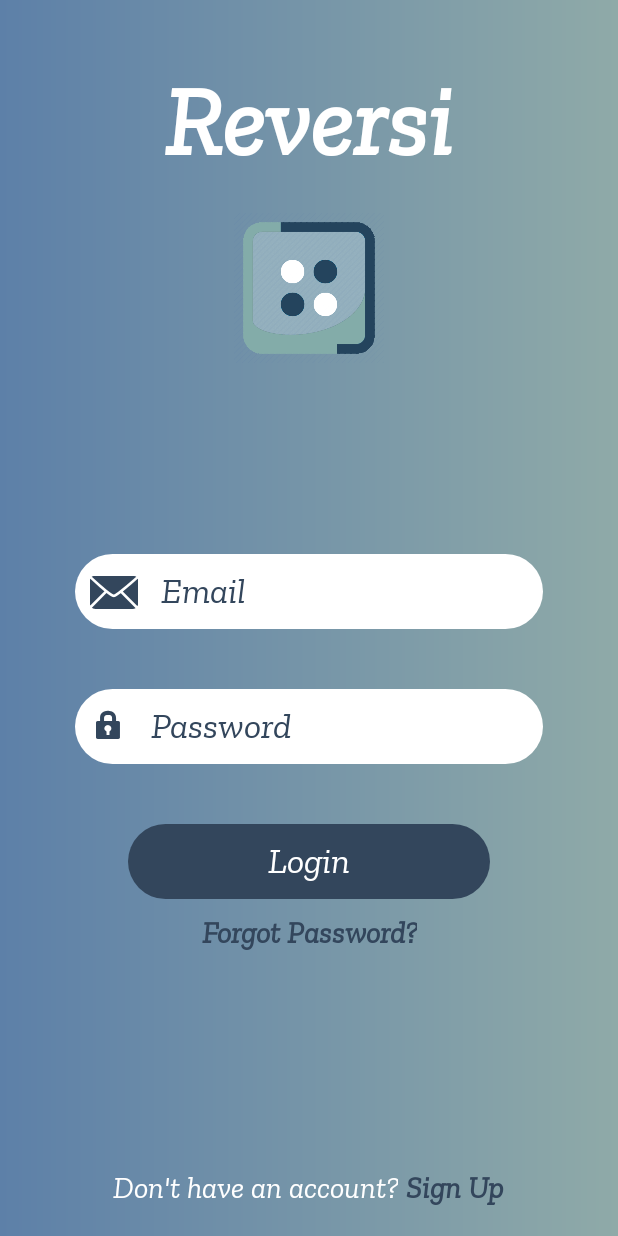
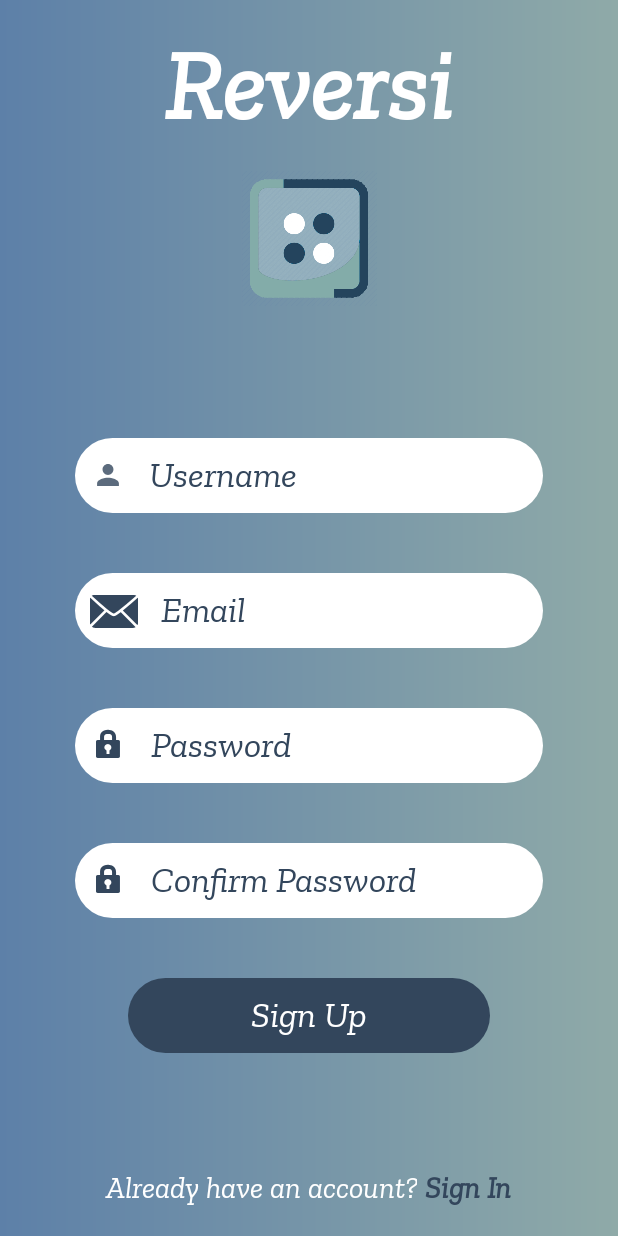
Before and after one commit to Diogo-Almeida3/Reversi, an Android app: the screen it shows after launch (LoginActivity before the commit, RegisterActivity after it), on a phone screen of 412 x 824 dp. Run offline under Robolectric (Android 15) with nearby library versions, the phone set to English and light mode, and no system bars.

Commit message:
Interface Register Portait v1.0

```diff
--- a/app/src/main/AndroidManifest.xml
+++ b/app/src/main/AndroidManifest.xml
@@ -10,7 +10,7 @@
         android:supportsRtl="true"
         android:theme="@style/Theme.ReversiAmovTP">
         <activity
-            android:name=".LoginActivity"
+            android:name=".RegisterActivity"
             android:exported="true">
             <intent-filter>
                 <action android:name="android.intent.action.MAIN" />
@@ -19,7 +19,7 @@
             </intent-filter>
         </activity>
         <activity
-            android:name=".activities.MenuActivity"
+            android:name=".LoginActivity"
             android:exported="true">
 <!--            <intent-filter>-->
 <!--                <action android:name="android.intent.action.MAIN" />-->
@@ -27,6 +27,17 @@
 <!--                <category android:name="android.intent.category.LAUNCHER" />-->
 <!--            </intent-filter>-->
         </activity>
+        <activity
+            android:name=".activities.MenuActivity"
+            android:exported="true">
+
+            <!-- <intent-filter> -->
+            <!-- <action android:name="android.intent.action.MAIN" /> -->
+
+
+            <!-- <category android:name="android.intent.category.LAUNCHER" /> -->
+            <!-- </intent-filter> -->
+        </activity>
     </application>
 
 </manifest>
--- /dev/null
+++ b/app/src/main/java/pt/isec/amov/reversi/RegisterActivity.kt
@@ -0,0 +1,11 @@
+package pt.isec.amov.reversi
+
+import androidx.appcompat.app.AppCompatActivity
+import android.os.Bundle
+
+class RegisterActivity : AppCompatActivity() {
+    override fun onCreate(savedInstanceState: Bundle?) {
+        super.onCreate(savedInstanceState)
+        setContentView(R.layout.activity_register)
+    }
+}
--- /dev/null
+++ b/app/src/main/res/drawable-anydpi/ic_person_reg.xml
@@ -0,0 +1,16 @@
+<vector xmlns:android="http://schemas.android.com/apk/res/android"
+    android:width="24dp"
+    android:height="24dp"
+    android:viewportWidth="24"
+    android:viewportHeight="24"
+    android:tint="#33465C"
+    android:alpha="0.8">
+  <group android:scaleX="0.90909094"
+      android:scaleY="0.90909094"
+      android:translateX="1.0909091"
+      android:translateY="1.0909091">
+    <path
+        android:fillColor="@android:color/white"
+        android:pathData="M12,12c2.21,0 4,-1.79 4,-4s-1.79,-4 -4,-4 -4,1.79 -4,4 1.79,4 4,4zM12,14c-2.67,0 -8,1.34 -8,4v2h16v-2c0,-2.66 -5.33,-4 -8,-4z"/>
+  </group>
+</vector>
--- a/app/src/main/res/layout-land/activity_login.xml
+++ b/app/src/main/res/layout-land/activity_login.xml
@@ -63,7 +63,7 @@
                 android:inputType="textPassword" />
 
             <Button
-                android:id="@+id/btnModo1"
+                android:id="@+id/btnLogin"
                 style="@style/ButtonMenu"
                 android:layout_height="50dp"
                 android:layout_marginHorizontal="85dp"
--- a/app/src/main/res/layout/activity_login.xml
+++ b/app/src/main/res/layout/activity_register.xml
@@ -10,25 +10,25 @@
     <LinearLayout
         android:layout_width="wrap_content"
         android:layout_height="wrap_content"
-        android:orientation="vertical"
         android:layout_gravity="center_horizontal"
-        android:layout_marginTop="20dp">
+        android:layout_marginTop="0dp"
+        android:orientation="vertical">
 
         <TextView
-            android:layout_gravity="center_horizontal"
-            android:layout_margin="16dp"
-            android:padding="5dp"
-            android:textStyle="bold"
-            android:textSize="65sp"
-            android:textColor="@color/branco"
             android:layout_width="wrap_content"
             android:layout_height="wrap_content"
+            android:layout_gravity="center_horizontal"
+            android:layout_margin="14dp"
+            android:padding="3dp"
             android:text="@string/reversi"
-            android:textAlignment="center"/>
+            android:textAlignment="center"
+            android:textColor="@color/branco"
+            android:textSize="65sp"
+            android:textStyle="bold" />
 
         <ImageView
             android:layout_width="wrap_content"
-            android:layout_height="100dp"
+            android:layout_height="90dp"
             android:src="@drawable/logo_reversi" />
 
     </LinearLayout>
@@ -42,40 +42,44 @@
         android:layout_marginTop="90dp">
 
         <EditText
-            android:id="@+id/etLoginEmail"
+            android:id="@+id/etRegisterUsername"
+            android:hint="@string/et_username_register"
+            style="@style/EditTextLogin"
+            android:drawableStart="@drawable/ic_person_reg"
+            android:inputType="text" />
+
+        <EditText
+            android:id="@+id/etRegisterEmail"
             android:hint="@string/etLoginHintEmail"
             style="@style/EditTextLogin"
             android:drawableStart="@android:drawable/ic_dialog_email"
             android:inputType="textEmailAddress" />
 
         <EditText
-            android:id="@+id/etLoginPassword"
+            android:id="@+id/etRegisterPassword"
             style="@style/EditTextLogin"
             android:drawableStart="@android:drawable/ic_lock_idle_lock"
             android:hint="@string/etLoginHintPassword"
             android:inputType="textPassword"
             />
 
+        <EditText
+            android:id="@+id/etRegisterConfirmPassword"
+            style="@style/EditTextLogin"
+            android:drawableStart="@android:drawable/ic_lock_idle_lock"
+            android:hint="@string/et_confirm_password_reg"
+            android:inputType="textPassword"
+            />
+
         <Button
-            android:id="@+id/btnModo1"
+            android:id="@+id/btnSignUp"
             style="@style/ButtonMenu"
             android:layout_height="50dp"
             android:paddingLeft="0dp"
             android:paddingRight="0dp"
             android:layout_marginBottom="10dp"
             android:layout_marginHorizontal="85dp"
-            android:text="@string/btnLogin" />
-
-        <TextView
-            android:id="@+id/tvLoginForgotPass"
-            android:layout_gravity="center_horizontal"
-            android:textStyle="bold"
-            android:textSize="20sp"
-            android:textColor="@color/azul_marinho"
-            android:layout_width="wrap_content"
-            android:layout_height="wrap_content"
-            android:text="@string/tv_forgot_password_login"
-            android:textAlignment="center"/>
+            android:text="@string/tvRegisterLogin" />
 
     </LinearLayout>
 
@@ -95,7 +99,7 @@
             android:layout_width="wrap_content"
             android:layout_height="wrap_content"
             android:layout_marginEnd="5dp"
-            android:text="@string/tv_don_t_have_an_account_login"
+            android:text="@string/tv_already_have_an_account_signup"
             android:textAlignment="center"/>
 
         <TextView
@@ -105,7 +109,7 @@
             android:textColor="@color/azul_marinho"
             android:layout_width="wrap_content"
             android:layout_height="wrap_content"
-            android:text="@string/tvRegisterLogin"
+            android:text="@string/btnLogin"
             android:textAlignment="center"/>
     </LinearLayout>
 
--- a/app/src/main/res/values/strings.xml
+++ b/app/src/main/res/values/strings.xml
@@ -7,10 +7,13 @@
     <string name="twoPlayersOff">2 players (offline)</string>
     <string name="twoPlayersOn">2 players (online)</string>
     <string name="threePlayersOn">3 players (online)</string>
-    <string name="btnLogin">Login</string>
+    <string name="btnLogin">Sign In</string>
     <string name="etLoginHintPassword">Password</string>
     <string name="etLoginHintEmail" translatable="false">Email</string>
     <string name="tvRegisterLogin">Sign Up</string>
     <string name="tv_forgot_password_login">Forgot Password?</string>
     <string name="tv_don_t_have_an_account_login">Don\'t have an account?</string>
+    <string name="tv_already_have_an_account_signup">Already have an account?</string>
+    <string name="et_username_register">Username</string>
+    <string name="et_confirm_password_reg">Confirm Password</string>
 </resources>
```
Also changed, not shown: app/src/main/res/drawable-hdpi/ic_person_reg.png (added), app/src/main/res/drawable-mdpi/ic_person_reg.png (added), app/src/main/res/drawable-xhdpi/ic_person_reg.png (added), app/src/main/res/drawable-xxhdpi/ic_person_reg.png (added), 1 other file.
